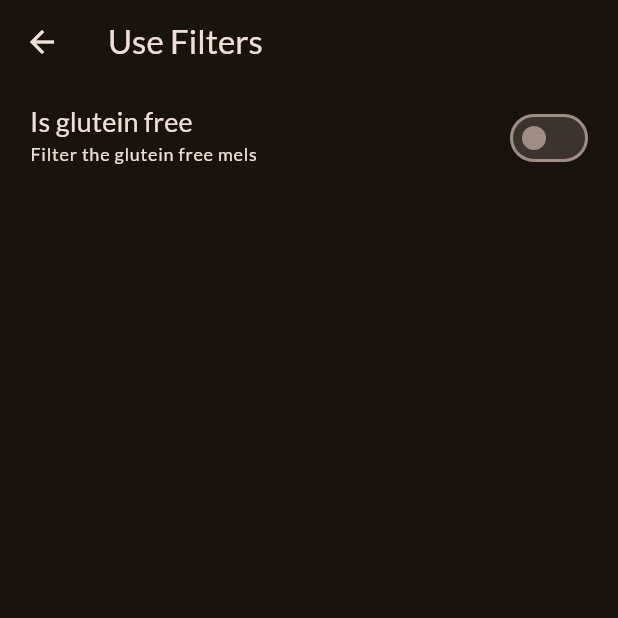
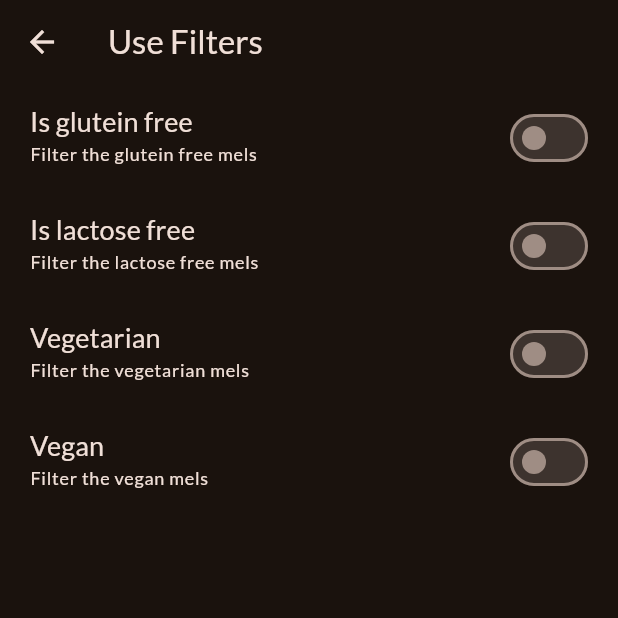
Before and after one commit to jali-k/flutter-meals-app, a Flutter app: the FiltersScreen screen opened directly, on a phone screen of 412 x 824 dp, the top half of it. Run offline on Flutter 3.47's test engine with Material 2 defaults, Android fonts, the phone set to English and light mode, and no system bars; our stand-ins replace google_fonts, transparent_image.

Commit message:
Set all the  filters neede

```diff
--- a/lib/screens/filters_screen.dart
+++ b/lib/screens/filters_screen.dart
@@ -10,6 +10,9 @@ class FiltersScreen extends StatefulWidget {
 
 class _FiltersScreenState extends State<FiltersScreen> {
   var _setGlutienFree = false;
+  var _setLactoseFree = false;
+  var _setVegetarian = false;
+  var _setVegan = false;
   @override
   Widget build(BuildContext context) {
     // TODO: implement build
@@ -41,6 +44,72 @@ class _FiltersScreenState extends State<FiltersScreen> {
             ),
             activeColor: Theme.of(context).colorScheme.tertiary,
           ),
+          SwitchListTile(
+            contentPadding: EdgeInsets.only(left: 20, right: 16),
+            value: _setLactoseFree,
+            onChanged: (isChecked) {
+              setState(() {
+                _setLactoseFree = isChecked;
+              });
+            },
+            title: Text(
+              "Is lactose free",
+              style: Theme.of(context).textTheme.labelLarge!.copyWith(
+                  color: Theme.of(context).colorScheme.onBackground,
+                  fontSize: 18),
+            ),
+            subtitle: Text(
+              "Filter the lactose free mels",
+              style: Theme.of(context).textTheme.labelSmall!.copyWith(
+                  color: Theme.of(context).colorScheme.onBackground,
+                  fontSize: 12),
+            ),
+            activeColor: Theme.of(context).colorScheme.tertiary,
+          ),
+          SwitchListTile(
+            contentPadding: EdgeInsets.only(left: 20, right: 16),
+            value: _setVegetarian,
+            onChanged: (isChecked) {
+              setState(() {
+                _setVegetarian = isChecked;
+              });
+            },
+            title: Text(
+              "Vegetarian",
+              style: Theme.of(context).textTheme.labelLarge!.copyWith(
+                  color: Theme.of(context).colorScheme.onBackground,
+                  fontSize: 18),
+            ),
+            subtitle: Text(
+              "Filter the vegetarian mels",
+              style: Theme.of(context).textTheme.labelSmall!.copyWith(
+                  color: Theme.of(context).colorScheme.onBackground,
+                  fontSize: 12),
+            ),
+            activeColor: Theme.of(context).colorScheme.tertiary,
+          ),
+          SwitchListTile(
+            contentPadding: EdgeInsets.only(left: 20, right: 16),
+            value: _setVegan,
+            onChanged: (isChecked) {
+              setState(() {
+                _setVegan = isChecked;
+              });
+            },
+            title: Text(
+              "Vegan",
+              style: Theme.of(context).textTheme.labelLarge!.copyWith(
+                  color: Theme.of(context).colorScheme.onBackground,
+                  fontSize: 18),
+            ),
+            subtitle: Text(
+              "Filter the vegan mels",
+              style: Theme.of(context).textTheme.labelSmall!.copyWith(
+                  color: Theme.of(context).colorScheme.onBackground,
+                  fontSize: 12),
+            ),
+            activeColor: Theme.of(context).colorScheme.tertiary,
+          ),
         ],
       ),
     );
```
